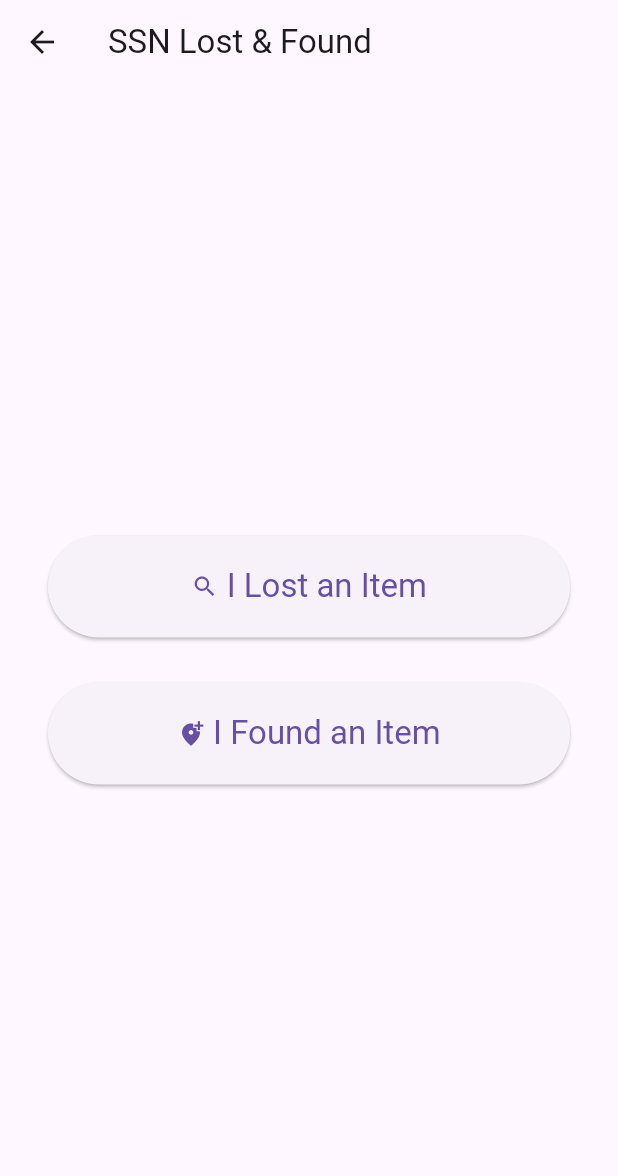
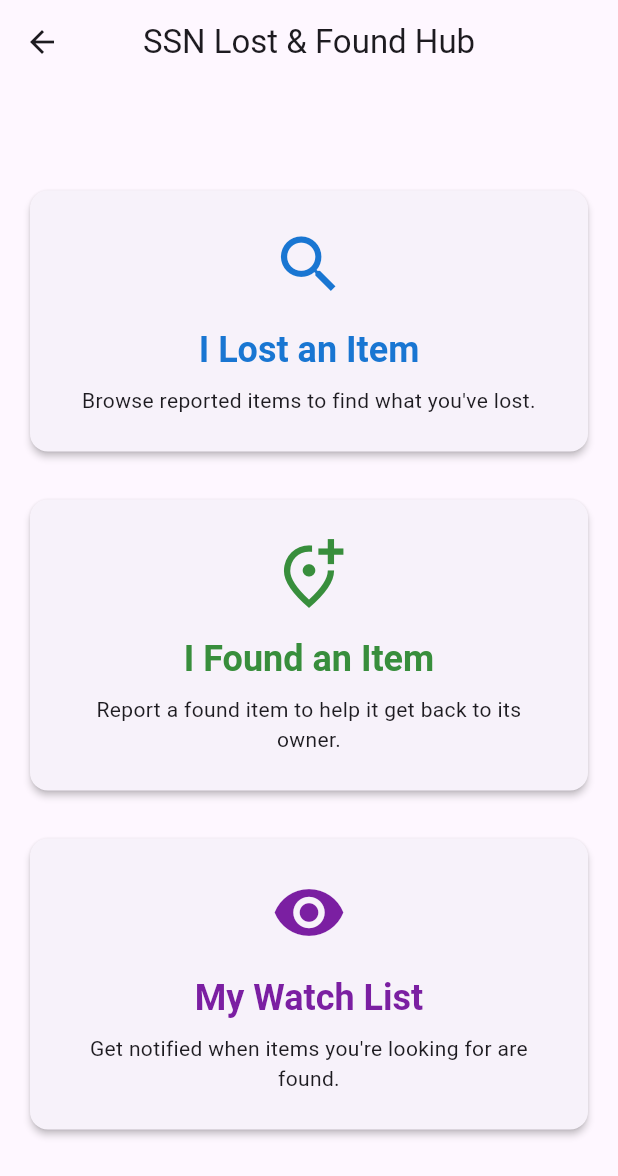
Before and after one commit to Son-Of-Zeus/FindMySSN, a Flutter app: the HomePage screen opened directly, on a phone screen of 412 x 824 dp. Shown: the top 1176 px of the screen. Run offline on Flutter 3.47's test engine with Material 3 defaults, Android fonts, the phone set to English and light mode, and no system bars; our stand-ins replace google_generative_ai, image_picker, pocketbase; network calls fail.

Commit message:
With push notifications and api key removed

```diff
--- a/findmyssn/lib/screens/home_page.dart
+++ b/findmyssn/lib/screens/home_page.dart
@@ -1,51 +1,120 @@
-// In lib/screens/home_page.dart (This is now the main menu)
+// In lib/screens/home_page.dart
 
 import 'package:flutter/material.dart';
 import 'package:findmyssn/screens/item_list_page.dart';
+import 'package:findmyssn/screens/my_watches_page.dart';
 import 'package:findmyssn/screens/report_item_page.dart';
+import 'package:findmyssn/services/notification_service.dart';
 
-class HomePage extends StatelessWidget {
+class HomePage extends StatefulWidget {
   const HomePage({super.key});
+
+  @override
+  State<HomePage> createState() => _HomePageState();
+}
+
+class _HomePageState extends State<HomePage> {
+  final _notificationService = NotificationService();
+
+  @override
+  void initState() {
+    super.initState();
+    // Use a post-frame callback to ensure the context is fully available.
+    WidgetsBinding.instance.addPostFrameCallback((_) {
+      _notificationService.initialize(context);
+    });
+  }
 
   @override
   Widget build(BuildContext context) {
     return Scaffold(
       appBar: AppBar(
-        title: const Text("SSN Lost & Found"),
+        title: const Text("SSN Lost & Found Hub"),
+        centerTitle: true,
       ),
-      body: Center(
-        child: Padding(
-          padding: const EdgeInsets.all(32.0),
+      body: Padding(
+        padding: const EdgeInsets.symmetric(horizontal: 16.0, vertical: 24.0),
         child: Column(
           mainAxisAlignment: MainAxisAlignment.center,
           crossAxisAlignment: CrossAxisAlignment.stretch,
           children: [
-              ElevatedButton.icon(
-                icon: const Icon(Icons.search),
-                label: const Text("I Lost an Item"),
-                onPressed: () {
+            _buildActionCard(
+              context: context,
+              icon: Icons.search_sharp,
+              title: "I Lost an Item",
+              subtitle: "Browse reported items to find what you've lost.",
+              color: Colors.blue.shade700,
+              onTap: () {
                 Navigator.of(context).push(
                   MaterialPageRoute(builder: (_) => const ItemListPage()),
                 );
               },
-                style: ElevatedButton.styleFrom(
-                  padding: const EdgeInsets.symmetric(vertical: 20),
-                  textStyle: Theme.of(context).textTheme.titleLarge,
             ),
-              ),
-              const SizedBox(height: 30),
-              ElevatedButton.icon(
-                icon: const Icon(Icons.add_location_alt),
-                label: const Text("I Found an Item"),
-                onPressed: () {
+            const SizedBox(height: 24),
+            _buildActionCard(
+              context: context,
+              icon: Icons.add_location_alt_outlined,
+              title: "I Found an Item",
+              subtitle: "Report a found item to help it get back to its owner.",
+              color: Colors.green.shade700,
+              onTap: () {
                 Navigator.of(context).push(
                   MaterialPageRoute(builder: (_) => const ReportItemPage()),
                 );
               },
-                style: ElevatedButton.styleFrom(
-                  padding: const EdgeInsets.symmetric(vertical: 20),
-                  textStyle: Theme.of(context).textTheme.titleLarge,
             ),
+            const SizedBox(height: 24),
+            _buildActionCard(
+              context: context,
+              icon: Icons.remove_red_eye,
+              title: "My Watch List",
+              subtitle: "Get notified when items you're looking for are found.",
+              color: Colors.purple.shade700,
+              onTap: () {
+                Navigator.of(context).push(
+                  MaterialPageRoute(builder: (_) => const MyWatchesPage()),
+                );
+              },
+            ),
+          ],
+        ),
+      ),
+    );
+  }
+
+  // --- THE METHOD IS NOW CORRECTLY PLACED INSIDE THE STATE CLASS ---
+  Widget _buildActionCard({
+    required BuildContext context,
+    required IconData icon,
+    required String title,
+    required String subtitle,
+    required Color color,
+    required VoidCallback onTap,
+  }) {
+    return Card(
+      elevation: 2,
+      shape: RoundedRectangleBorder(borderRadius: BorderRadius.circular(12)),
+      child: InkWell(
+        onTap: onTap,
+        borderRadius: BorderRadius.circular(12),
+        child: Padding(
+          padding: const EdgeInsets.all(24.0),
+          child: Column(
+            children: [
+              Icon(icon, size: 50, color: color),
+              const SizedBox(height: 16),
+              Text(
+                title,
+                style: Theme.of(context).textTheme.headlineSmall?.copyWith(
+                  fontWeight: FontWeight.bold,
+                  color: color,
+                ),
+              ),
+              const SizedBox(height: 8),
+              Text(
+                subtitle,
+                textAlign: TextAlign.center,
+                style: Theme.of(context).textTheme.bodyMedium,
               ),
             ],
           ),
--- a/findmyssn/lib/services/item_service.dart
+++ b/findmyssn/lib/services/item_service.dart
@@ -7,7 +7,7 @@ import 'package:http/http.dart' as http;
 import 'package:findmyssn/services/pocketbase_service.dart';
 
 class ItemService {
-  static const _geminiApiKey = 'AIzaSyAmCtumbAVVUJD3rq59ptosZJgfaPNFaho';
+  static const _geminiApiKey = '';
 
   Future<void> reportItem({
     required String title,
--- a/findmyssn/lib/services/notification_service.dart
+++ b/findmyssn/lib/services/notification_service.dart
@@ -0,0 +1,47 @@
+// In lib/services/notification_service.dart
+
+import 'package:flutter/material.dart';
+import 'package:findmyssn/services/pocketbase_service.dart';
+import 'package:findmyssn/utils/dialog_helper.dart';
+
+class NotificationService {
+  final pb = PocketBaseService.pb;
+
+  void initialize(BuildContext context) {
+    // Subscribe to all new items being created
+    pb.collection('items').subscribe('*', (e) {
+      if (e.action == 'create') {
+        _checkForMatches(e.record!, context);
+      }
+    });
+  }
+
+  Future<void> _checkForMatches(dynamic newItem, BuildContext context) async {
+    try {
+      // Don't notify the user who just reported the item
+      //if (newItem.data['finder'] == pb.authStore.model.id) return;
+
+      final newItemTitle = newItem.data['title'].toString().toLowerCase();
+      final userWatches = await pb.collection('watches').getFullList(
+        filter: 'user = "${pb.authStore.model.id}"',
+      );
+
+      for (final watch in userWatches) {
+        final query = watch.data['query_text'].toString().toLowerCase();
+        if (newItemTitle.contains(query)) {
+          // A match was found! Show the notification dialog.
+          DialogHelper.showInfoDialog(
+            context: context,
+            title: "Item Found!",
+            message: "An item matching your watch for '$query' was just reported: \n\n$newItemTitle",
+            type: DialogType.success,
+          );
+          // We found a match, no need to check other watches for this item
+          return;
+        }
+      }
+    } catch (e) {
+      print("Error checking for notification matches: $e");
+    }
+  }
+}
```
Also changed, not shown: findmyssn/lib/screens/my_watches_page.dart (+123 -0 lines). Lines whose indentation alone changed are shown as unchanged.
